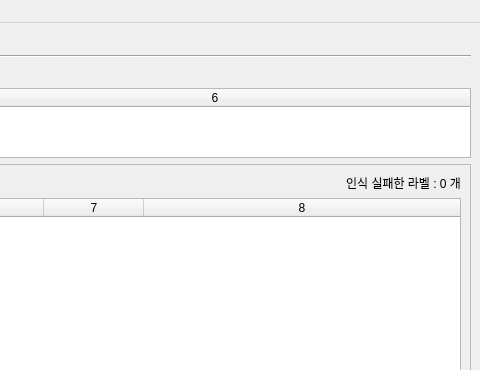
Above: Ui/save_main_ui_2.ui from skuley/SalimUI before the change; both pictures show x 576 to 1056 and y 0 to 370 of the 1056 by 688 pixel window. Below: the same form after it.
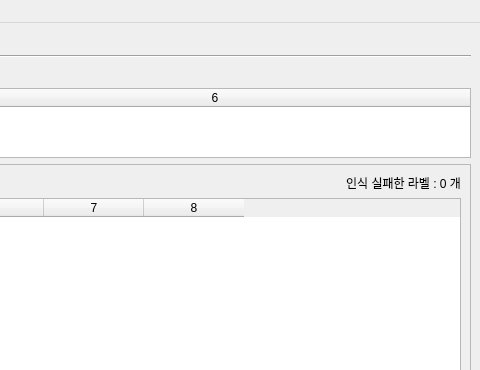
That is the form after the change.

```diff
--- a/Ui/save_main_ui_2.ui
+++ b/Ui/save_main_ui_2.ui
@@ -194,7 +194,7 @@
           <item>
            <widget class="QTableWidget" name="error_cnt_table">
             <property name="sizePolicy">
-             <sizepolicy hsizetype="Preferred" vsizetype="Expanding">
+             <sizepolicy hsizetype="Minimum" vsizetype="Expanding">
               <horstretch>0</horstretch>
               <verstretch>0</verstretch>
              </sizepolicy>
@@ -238,8 +238,11 @@
             <attribute name="horizontalHeaderHighlightSections">
              <bool>false</bool>
             </attribute>
+            <attribute name="horizontalHeaderMinimumSectionSize">
+             <number>100</number>
+            </attribute>
             <attribute name="horizontalHeaderStretchLastSection">
-             <bool>true</bool>
+             <bool>false</bool>
             </attribute>
             <attribute name="verticalHeaderVisible">
              <bool>false</bool>
@@ -247,6 +250,9 @@
             <attribute name="verticalHeaderHighlightSections">
              <bool>false</bool>
             </attribute>
+            <attribute name="verticalHeaderStretchLastSection">
+             <bool>false</bool>
+            </attribute>
             <column/>
             <column/>
             <column/>
```
